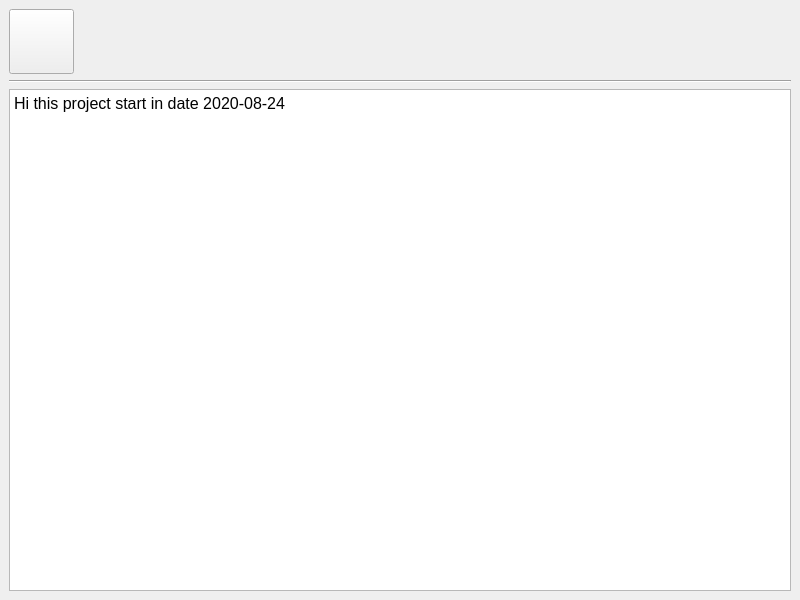
The window that aboutwindow.ui (tmbax0098/GasSensor) describes before a commit, drawn with Qt 5.
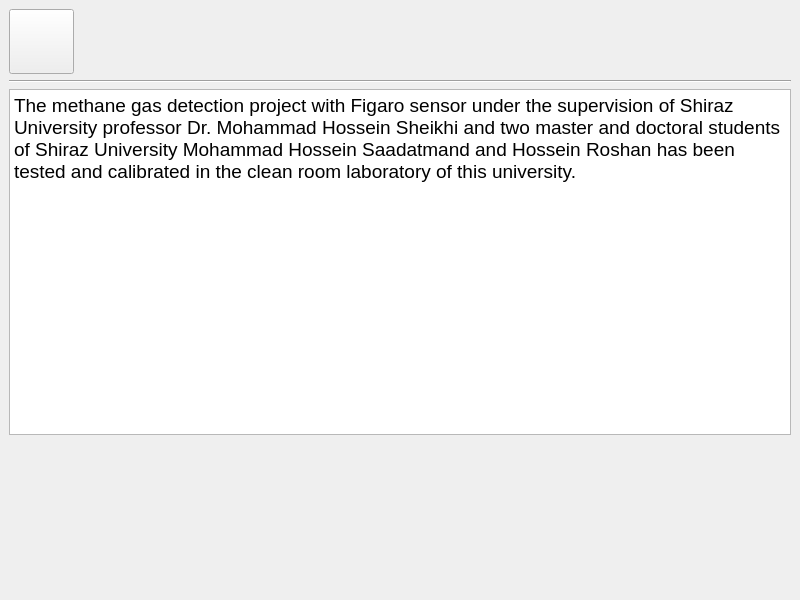
The same window after the commit. Icons and pictures are not drawn.

What changed in the file:
```diff
--- a/aboutwindow.ui
+++ b/aboutwindow.ui
@@ -76,7 +76,7 @@
      <widget class="QPlainTextEdit" name="plainTextEdit">
       <property name="font">
        <font>
-        <pointsize>12</pointsize>
+        <pointsize>14</pointsize>
         <weight>50</weight>
         <bold>false</bold>
        </font>
@@ -85,10 +85,47 @@
        <bool>true</bool>
       </property>
       <property name="plainText">
-       <string>Hi this project start in date 2020-08-24</string>
+       <string>The methane gas detection project with Figaro sensor under the supervision of Shiraz University professor Dr. Mohammad Hossein Sheikhi and two master and doctoral students of Shiraz University Mohammad Hossein Saadatmand and Hossein Roshan has been tested and calibrated in the clean room laboratory of this university.</string>
       </property>
      </widget>
     </item>
+    <item>
+     <layout class="QHBoxLayout" name="horizontalLayout">
+      <item>
+       <widget class="QLabel" name="label_3">
+        <property name="styleSheet">
+         <string notr="true">min-height : 150px;
+image: url(:/1.jpg);</string>
+        </property>
+        <property name="text">
+         <string/>
+        </property>
+       </widget>
+      </item>
+      <item>
+       <widget class="QLabel" name="label_4">
+        <property name="styleSheet">
+         <string notr="true">min-height : 150px;
+image: url(:/2.jpg);</string>
+        </property>
+        <property name="text">
+         <string/>
+        </property>
+       </widget>
+      </item>
+      <item>
+       <widget class="QLabel" name="label_2">
+        <property name="styleSheet">
+         <string notr="true">min-height : 150px;
+image: url(:/3.jpg);</string>
+        </property>
+        <property name="text">
+         <string/>
+        </property>
+       </widget>
+      </item>
+     </layout>
+    </item>
    </layout>
   </widget>
  </widget>
```
